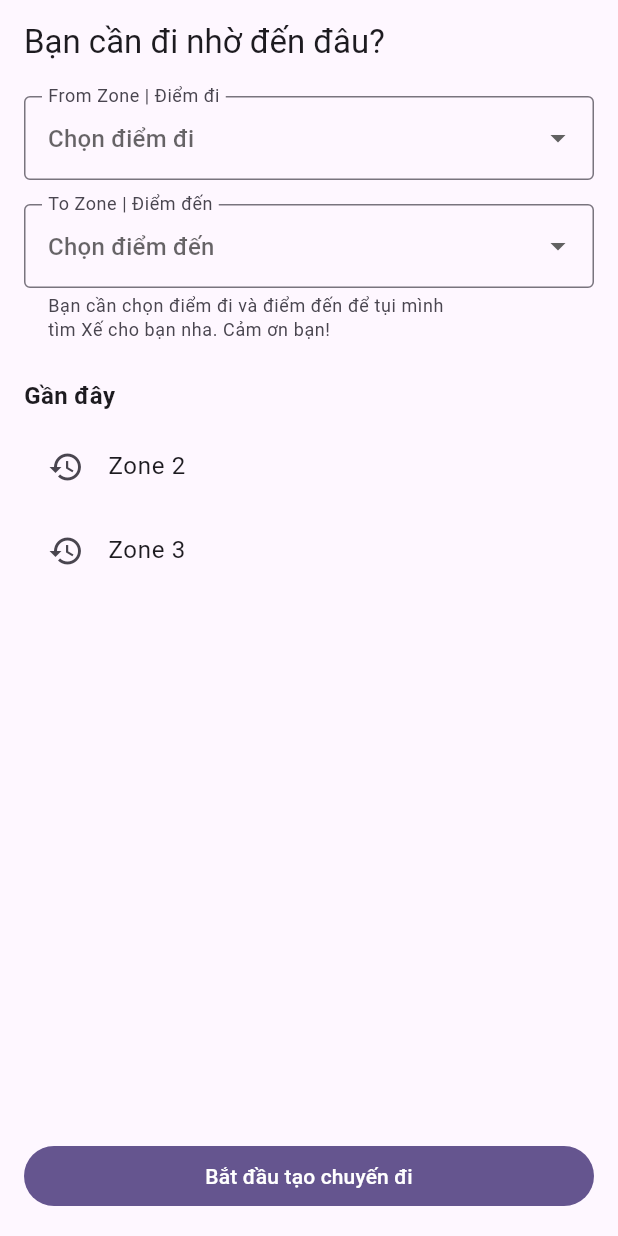
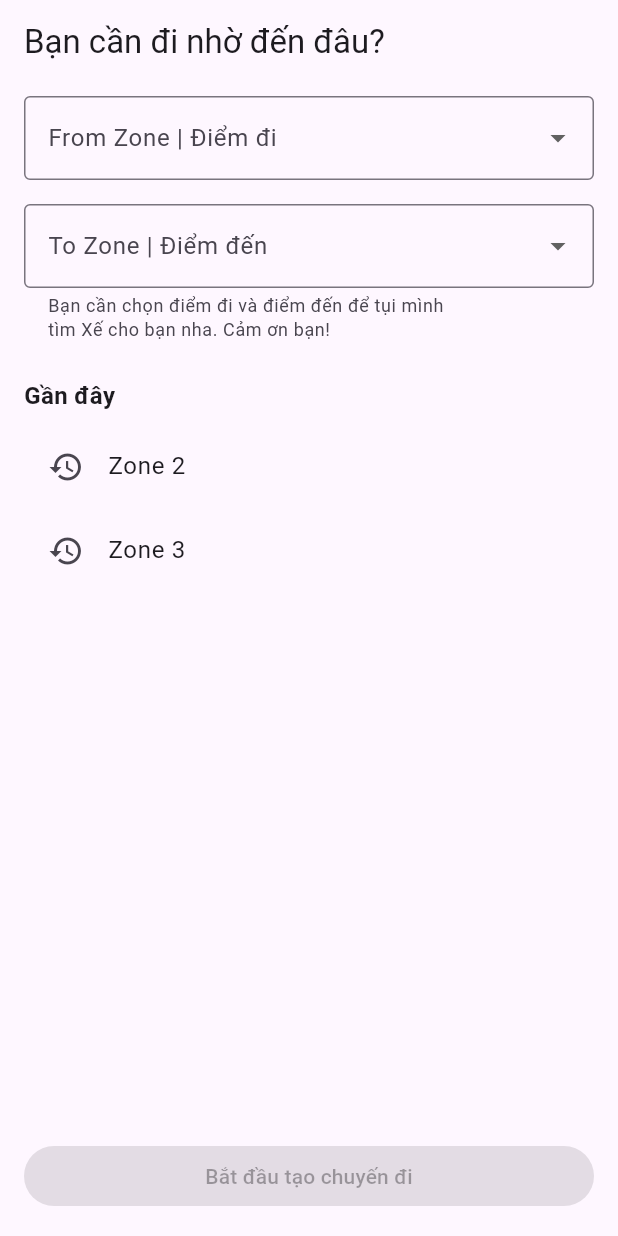
Before and after one commit to thienhdbse170185/F-Journey.Mobile, a Flutter app: the TripDestinationWidget screen opened by its route, on a phone screen of 412 x 824 dp. Run offline on Flutter 3.47's test engine with Material 3 defaults, Android fonts, the phone set to English and light mode, and no system bars; our stand-ins replace bloc, dio, dotted_border, firebase_auth, firebase_core, flutter_bloc and 9 more; accounts and stored records are empty.

Commit message:
Refactor trip destination screen to update zone selection labels and use dropdown menus for selecting zones

```diff
--- a/lib/features/trip/widgets/passenger/trip_dest.dart
+++ b/lib/features/trip/widgets/passenger/trip_dest.dart
@@ -14,6 +14,8 @@ class _TripDestinationWidgetState extends State<TripDestinationWidget> {
   final List<String> zones = ['Zone 1', 'Zone 2', 'Zone 3'];
   final List<String> recentZones = ['Zone 2', 'Zone 3']; // Example recent zones
 
+  bool get isButtonEnabled => fromZone != null && toZone != null;
+
   @override
   Widget build(BuildContext context) {
     return Scaffold(
@@ -29,7 +31,6 @@ class _TripDestinationWidgetState extends State<TripDestinationWidget> {
             DropdownButtonFormField<String>(
               decoration: const InputDecoration(
                 labelText: "From Zone | Điểm đi",
-                hintText: "Chọn điểm đi",
                 border: OutlineInputBorder(),
               ),
               value: fromZone,
@@ -49,7 +50,6 @@ class _TripDestinationWidgetState extends State<TripDestinationWidget> {
             DropdownButtonFormField<String>(
               decoration: const InputDecoration(
                 labelText: "To Zone | Điểm đến",
-                hintText: "Chọn điểm đến",
                 helperText:
                     "Bạn cần chọn điểm đi và điểm đến để tụi mình \ntìm Xế cho bạn nha. Cảm ơn bạn!",
                 border: OutlineInputBorder(),
@@ -98,9 +98,11 @@ class _TripDestinationWidgetState extends State<TripDestinationWidget> {
         padding: const EdgeInsets.all(16),
         width: MediaQuery.of(context).size.width,
         child: FilledButton(
-          onPressed: () {
-            // Add logic for creating a trip
-          },
+          onPressed: isButtonEnabled
+              ? () {
+                  // Add logic for creating a trip
+                }
+              : null, // Disable the button when not enough fields are selected
           child: const Text('Bắt đầu tạo chuyến đi'),
         ),
       ),
```
